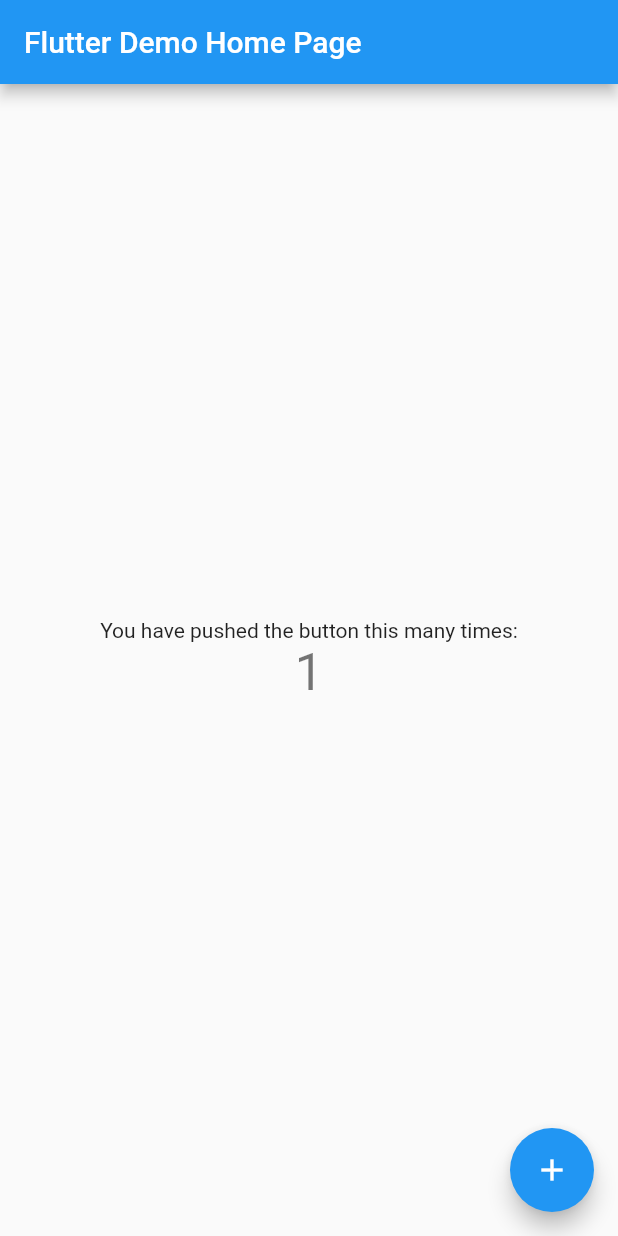
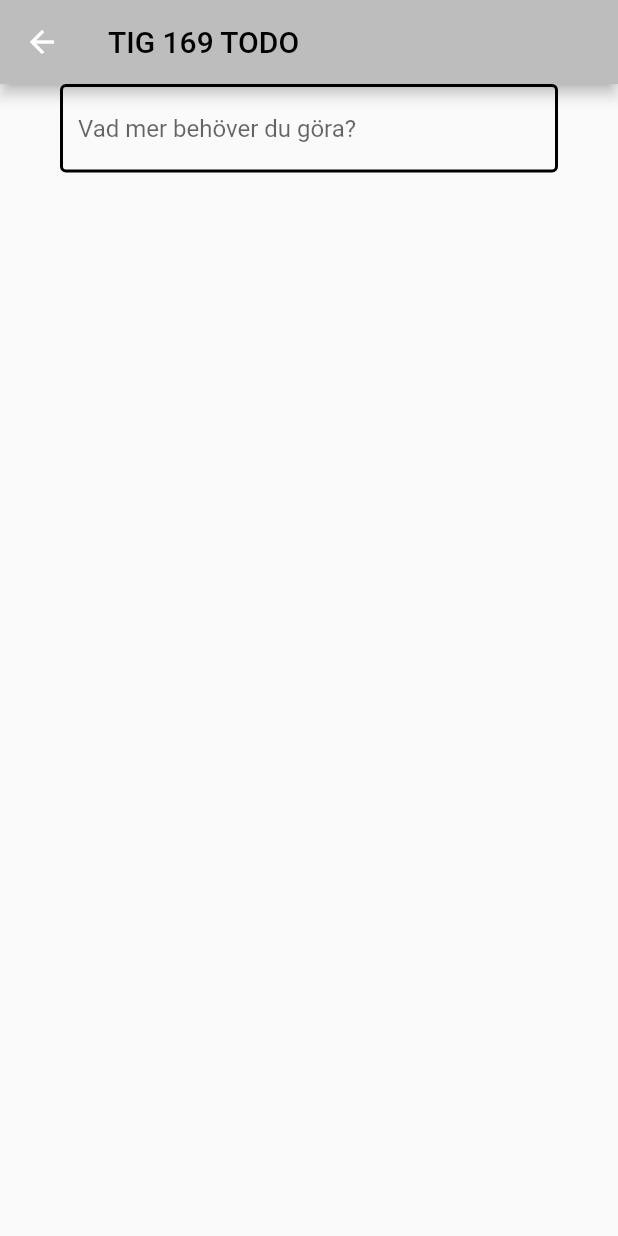
Before and after one commit to gu-tig333-ht22/gushedlsi, a Flutter app: the screen it shows after launch, after a tap on the "add" icon, on a phone screen of 412 x 824 dp. Run offline on Flutter 3.47's test engine with Material 2 defaults, Android fonts, the phone set to English and light mode, and no system bars.

Commit message:
Kopierar in kod för UI uppgift från annan fil

```diff
--- a/lib/main.dart
+++ b/lib/main.dart
@@ -1,115 +1,114 @@
 import 'package:flutter/material.dart';
 
+
 void main() {
-  runApp(const MyApp());
+  runApp(Myapp());
 }
 
-class MyApp extends StatelessWidget {
-  const MyApp({Key? key}) : super(key: key);
-
-  // This widget is the root of your application.
+class Myapp extends StatelessWidget {
  @override
   Widget build(BuildContext context) {
     return MaterialApp(
-      title: 'Flutter Demo123',
-      theme: ThemeData(
-        // This is the theme of your application.
-        //
-        // Try running your application with "flutter run". You'll see the
-        // application has a blue toolbar. Then, without quitting the app, try
-        // changing the primarySwatch below to Colors.green and then invoke
-        // "hot reload" (press "r" in the console where you ran "flutter run",
-        // or simply save your changes to "hot reload" in a Flutter IDE).
-        // Notice that the counter didn't reset back to zero; the application
-        // is not restarted.
-        primarySwatch: Colors.blue,
-      ),
-      home: const MyHomePage(title: 'Flutter Demo Home Page'),
+      home: MainView(),
     );
   }
 }
 
-class MyHomePage extends StatefulWidget {
-  const MyHomePage({Key? key, required this.title}) : super(key: key);
+class MainView extends StatelessWidget {
+  @override
+  Widget build(BuildContext context) {
+    return Scaffold(
+      appBar: AppBar(
+        title: Text("TIG 169 TODO",
+        style: TextStyle(
+          color: Colors.black
+            )
+          ),
+        backgroundColor: Colors.grey[400],
+      ) ,
+      body: Center(
+        child: Column(children: [
+          _todoRow(),
+          Divider(color: Colors.black,),
+          _todoRow(),
+          Divider(color: Colors.black,),
+          //plusButton(),
+          FloatingActionButton(
+            child: const Icon(Icons.add),
+            onPressed: () {
+              Navigator.push(context,
+                MaterialPageRoute(builder: (context) => SecondView()));}),
 
-  // This widget is the home page of your application. It is stateful, meaning
-  // that it has a State object (defined below) that contains fields that affect
-  // how it looks.
+        ]
+        )
+      ),
 
-  // This class is the configuration for the state. It holds the values (in this
-  // case the title) provided by the parent (in this case the App widget) and
-  // used by the build method of the State. Fields in a Widget subclass are
-  // always marked "final".
-
-  final String title;
-
-  @override
-  State<MyHomePage> createState() => _MyHomePageState();
+    );
   }
 
-class _MyHomePageState extends State<MyHomePage> {
-  int _counter = 0;
-
-  void _incrementCounter() {
-    setState(() {
-      // This call to setState tells the Flutter framework that something has
-      // changed in this State, which causes it to rerun the build method below
-      // so that the display can reflect the updated values. If we changed
-      // _counter without calling setState(), then the build method would not be
-      // called again, and so nothing would appear to happen.
-      _counter++;
-    });
+  Widget _todoRow(){
+    return Row(
+      mainAxisAlignment: MainAxisAlignment.spaceBetween,
+      children: [
+        Checkbox(
+          value: false,
+          onChanged: (val) {},
+          ),
+        Text("Mjölk"),
+        ElevatedButton(onPressed: (){}, child: Icon(Icons.clear))
+      ],
+    );
   }
 
-  @override
+  Widget plusButton() {
+    return Positioned(
+      bottom: 30,
+      right: 30,
+      child:
+      FloatingActionButton(
+        child: Icon(Icons.add),
+        onPressed: () {
+         /* Navigator.push(context,
+          MaterialPageRoute(builder: (context) => SecondView()));
+        */},
+
+       )
+    );
+  }
+
+}
+
+class SecondView extends StatelessWidget {
   Widget build(BuildContext context) {
-    // This method is rerun every time setState is called, for instance as done
-    // by the _incrementCounter method above.
-    //
-    // The Flutter framework has been optimized to make rerunning build methods
-    // fast, so that you can just rebuild anything that needs updating rather
-    // than having to individually change instances of widgets.
     return Scaffold(
       appBar: AppBar(
-        // Here we take the value from the MyHomePage object that was created by
-        // the App.build method, and use it to set our appbar title.
-        title: Text(widget.title),
+        title: Text("TIG 169 TODO",
+        style: TextStyle(
+          color: Colors.black
+          )
           ),
+        backgroundColor: Colors.grey[400],
+      ) ,
       body: Center(
-        // Center is a layout widget. It takes a single child and positions it
-        // in the middle of the parent.
-        child: Column(
-          // Column is also a layout widget. It takes a list of children and
-          // arranges them vertically. By default, it sizes itself to fit its
-          // children horizontally, and tries to be as tall as its parent.
-          //
-          // Invoke "debug painting" (press "p" in the console, choose the
-          // "Toggle Debug Paint" action from the Flutter Inspector in Android
-          // Studio, or the "Toggle Debug Paint" command in Visual Studio Code)
-          // to see the wireframe for each widget.
-          //
-          // Column has various properties to control how it sizes itself and
-          // how it positions its children. Here we use mainAxisAlignment to
-          // center the children vertically; the main axis here is the vertical
-          // axis because Columns are vertical (the cross axis would be
-          // horizontal).
-          mainAxisAlignment: MainAxisAlignment.center,
-          children: <Widget>[
-            const Text(
-              'You have pushed the button this many times:',
+        child: Column(children: [
+          Container( //FKYTTAS TILL SECOND VIEW, MEN VARFÖR FUNKAR EJ MARGINS?
+            margin: EdgeInsets.only(left: 40.0, right: 40) ,
+            child: TextField(
+              decoration: InputDecoration(
+                enabledBorder: OutlineInputBorder(
+                  borderSide: BorderSide(color: Colors.black, width: 2)
                 ),
-            Text(
-              '$_counter',
-              style: Theme.of(context).textTheme.headline4,
+                focusedBorder: OutlineInputBorder(
+                  borderSide: BorderSide(color: Colors.black, width: 2)
                 ),
-          ],
+                hintText: "Vad mer behöver du göra?"
               ),
+            )
+          ) //SKA FLYTTAS HELA VÄGEN HIT
+        ]
+        )
       ),
-      floatingActionButton: FloatingActionButton(
-        onPressed: _incrementCounter,
-        tooltip: 'Increment',
-        child: const Icon(Icons.add),
-      ), // This trailing comma makes auto-formatting nicer for build methods.
+
     );
   }
 }
```
Lines whose indentation alone changed are shown as unchanged.
